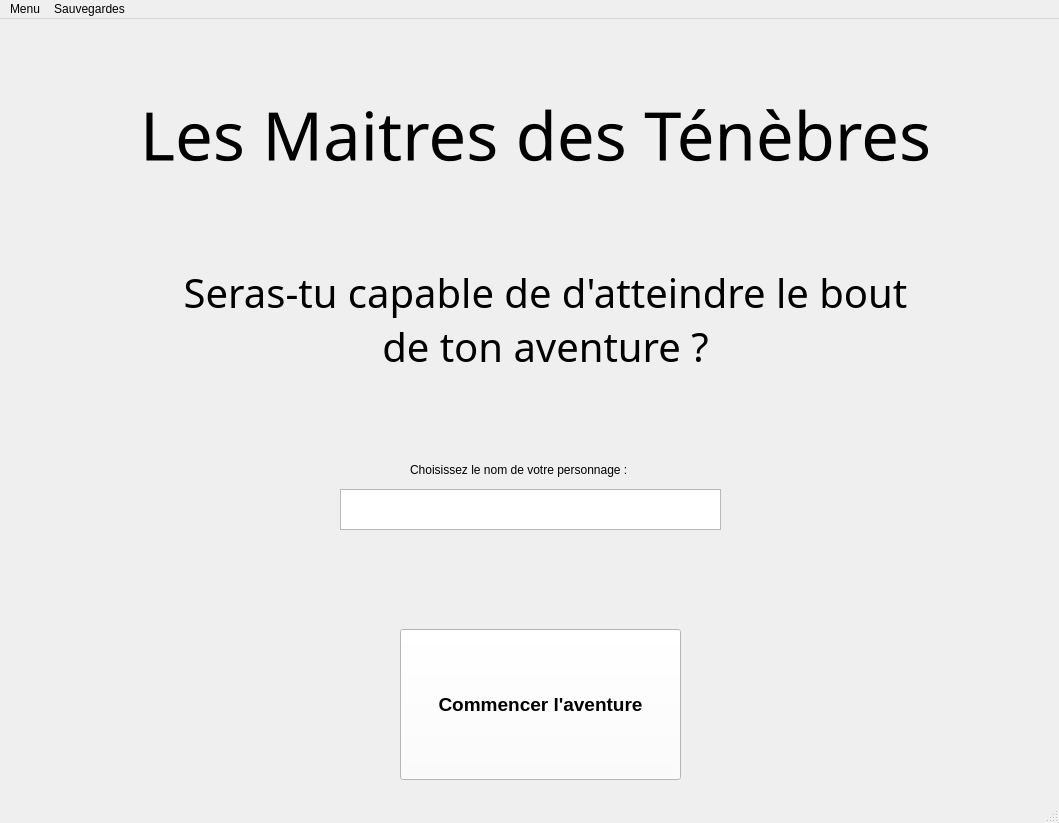
Above: Menu accueil.ui from 2132555-guyollotclement/clementguyollot_francispayan_projet before the change. Below: the same form after it.
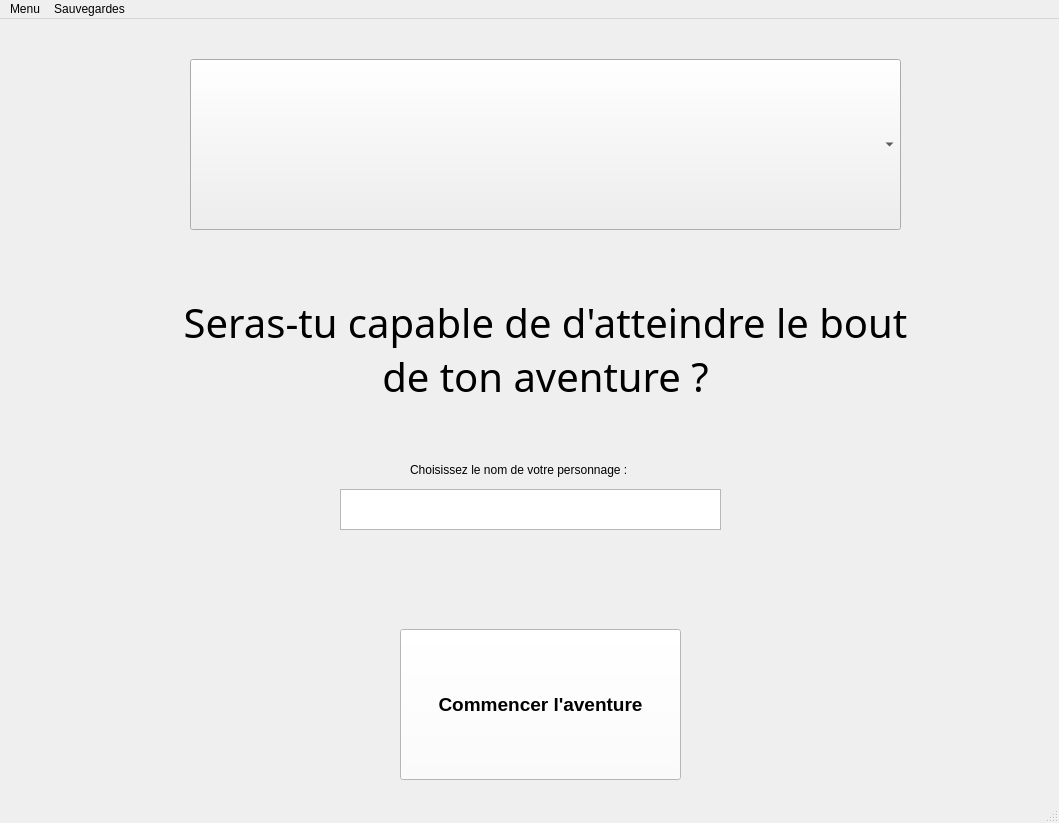
That is the form after the change.

Patch:
```diff
--- a/Menu accueil.ui
+++ b/Menu accueil.ui
@@ -17,40 +17,13 @@
    <string notr="true"/>
   </property>
   <widget class="QWidget" name="centralwidget">
-   <widget class="QLabel" name="labelTitreLivre">
-    <property name="geometry">
-     <rect>
-      <x>60</x>
-      <y>40</y>
-      <width>951</width>
-      <height>151</height>
-     </rect>
-    </property>
-    <property name="font">
-     <font>
-      <family>Viner Hand ITC</family>
-      <pointsize>50</pointsize>
-      <weight>50</weight>
-      <bold>false</bold>
-     </font>
-    </property>
-    <property name="text">
-     <string>Les Maitres des Ténèbres</string>
-    </property>
-    <property name="textFormat">
-     <enum>Qt::AutoText</enum>
-    </property>
-    <property name="alignment">
-     <set>Qt::AlignCenter</set>
-    </property>
-   </widget>
    <widget class="QLabel" name="labelSousTitreLivre">
     <property name="geometry">
      <rect>
       <x>170</x>
-      <y>160</y>
+      <y>240</y>
       <width>751</width>
-      <height>281</height>
+      <height>181</height>
      </rect>
     </property>
     <property name="font">
@@ -120,6 +93,21 @@
      <string>Choisissez le nom de votre personnage :</string>
     </property>
    </widget>
+   <widget class="QComboBox" name="comboBoxLivre">
+    <property name="geometry">
+     <rect>
+      <x>190</x>
+      <y>40</y>
+      <width>711</width>
+      <height>171</height>
+     </rect>
+    </property>
+    <property name="font">
+     <font>
+      <pointsize>36</pointsize>
+     </font>
+    </property>
+   </widget>
   </widget>
   <widget class="QMenuBar" name="menubar">
    <property name="geometry">
```
